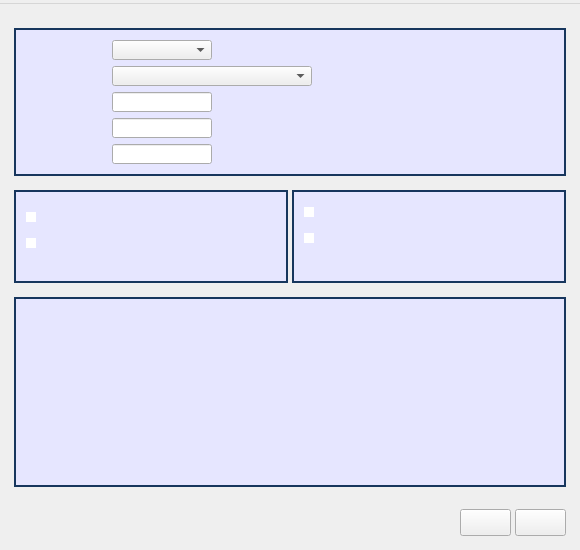
cagavriloaie/WFlowLab, file Contor/mainwindow.ui: the form before one commit.
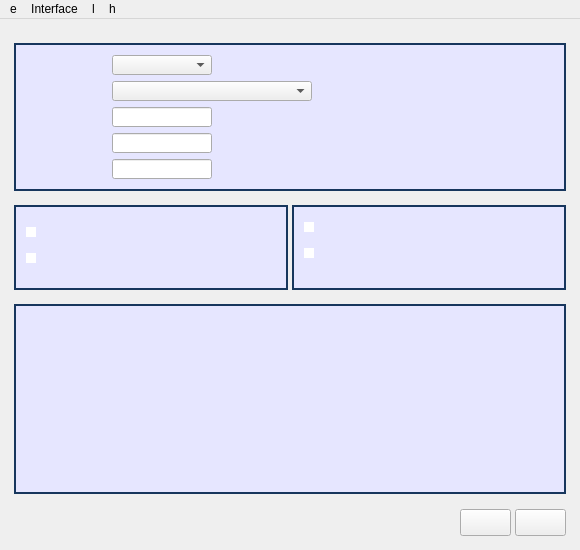
The form after the commit. Icons and pictures are not drawn.

Commit message: RS485 interface set

```diff
--- a/Contor/mainwindow.ui
+++ b/Contor/mainwindow.ui
@@ -41,14 +41,6 @@
 	font-size: 12pt;
 }
 
-QEdit 
-{
-	font-family: &quot;Segoe UI&quot;;
-	font-size: 12pt;
-    border-width: 2px;
-    border-radius: 10px;
-    color: #37F054083F
-}
 
 QPushButton 
 {
@@ -967,7 +959,7 @@
      <number>-1</number>
     </property>
     <property name="title">
-     <string/>
+     <string>e</string>
     </property>
     <addaction name="action_StartSession"/>
     <addaction name="separator"/>
@@ -975,14 +967,14 @@
    </widget>
    <widget class="QMenu" name="menu_Language">
     <property name="title">
-     <string/>
+     <string>l</string>
     </property>
     <addaction name="action_English"/>
     <addaction name="action_Romana"/>
    </widget>
    <widget class="QMenu" name="menu_Help">
     <property name="title">
-     <string/>
+     <string>h</string>
     </property>
     <addaction name="action_General_Description"/>
     <addaction name="action_WaterDensity"/>
@@ -991,7 +983,14 @@
     <addaction name="separator"/>
     <addaction name="action_About"/>
    </widget>
+   <widget class="QMenu" name="menuInterface">
+    <property name="title">
+     <string>Interface</string>
+    </property>
+    <addaction name="action_Configure_Serial_Port"/>
+   </widget>
    <addaction name="menu_File"/>
+   <addaction name="menuInterface"/>
    <addaction name="menu_Language"/>
    <addaction name="menu_Help"/>
   </widget>
```
Left out of the diff: 5 changed lines with no effect on the pictures. The commit also changes 176 other files.
